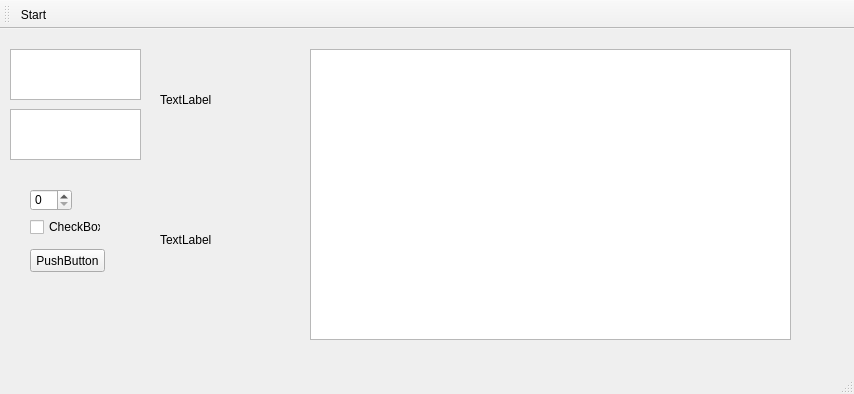
yyx112358/Crystal-Software-Platform, file Crystal Software (Qt)/TestAnything/TestAnything.ui: the form before one commit.
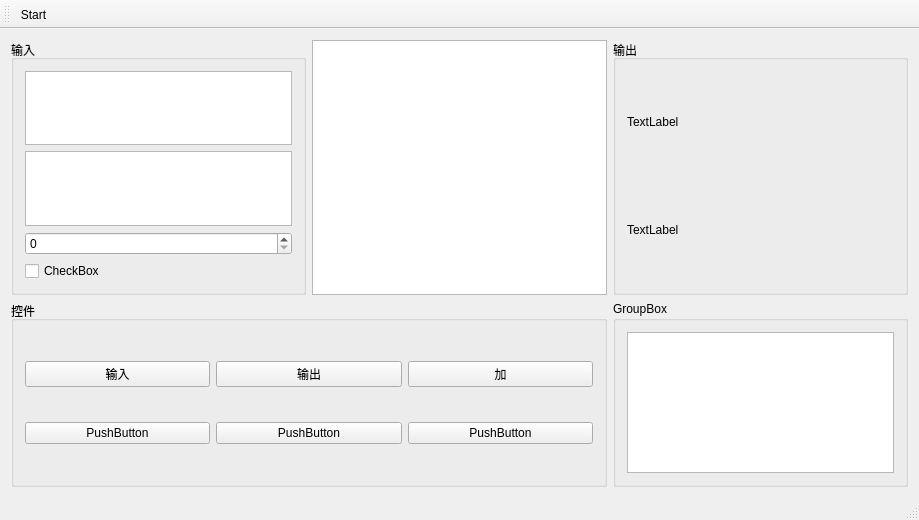
The form after the commit.

Commit message: 删掉原来的代码，重新写算法+界面部分。主要是定义了所需要的类

Diff of the .ui file:
```diff
--- a/Crystal Software (Qt)/TestAnything/TestAnything.ui
+++ b/Crystal Software (Qt)/TestAnything/TestAnything.ui
@@ -6,109 +6,165 @@
    <rect>
     <x>0</x>
     <y>0</y>
-    <width>854</width>
-    <height>394</height>
+    <width>919</width>
+    <height>520</height>
    </rect>
   </property>
   <property name="windowTitle">
    <string>TestAnything</string>
   </property>
   <widget class="QWidget" name="centralWidget">
-   <widget class="QPlainTextEdit" name="plainTextEdit">
-    <property name="geometry">
-     <rect>
-      <x>10</x>
-      <y>20</y>
-      <width>131</width>
-      <height>51</height>
-     </rect>
-    </property>
-   </widget>
-   <widget class="QLabel" name="label">
-    <property name="geometry">
-     <rect>
-      <x>160</x>
-      <y>20</y>
-      <width>121</width>
-      <height>101</height>
-     </rect>
-    </property>
-    <property name="text">
-     <string>TextLabel</string>
-    </property>
-   </widget>
-   <widget class="QPushButton" name="pushButton">
-    <property name="geometry">
-     <rect>
-      <x>30</x>
-      <y>220</y>
-      <width>75</width>
-      <height>23</height>
-     </rect>
-    </property>
-    <property name="toolTip">
-     <string>&lt;html&gt;&lt;head/&gt;&lt;body&gt;&lt;p&gt;7.改良AlgorithmComtroller的运行流程和暂停实现方式，LoadParam采用双缓冲+读写锁避免异步冲突&lt;/p&gt;&lt;p&gt;8.ParamViewer采用树状视图，实现自定义的Mat和Crystal代理界面&lt;/p&gt;&lt;p&gt;9.合并摄像头驱动，输入界面Fileviewer采用接口+子类模式重写&lt;/p&gt;&lt;p&gt;10.完成算法树的框架&lt;/p&gt;&lt;p&gt;11.*改变参数之后是否要记录下来？如何记录？&lt;/p&gt;&lt;/body&gt;&lt;/html&gt;</string>
-    </property>
-    <property name="text">
-     <string>PushButton</string>
-    </property>
-   </widget>
-   <widget class="QSpinBox" name="spinBox">
-    <property name="geometry">
-     <rect>
-      <x>30</x>
-      <y>160</y>
-      <width>42</width>
-      <height>22</height>
-     </rect>
-    </property>
-   </widget>
-   <widget class="QCheckBox" name="checkBox">
-    <property name="geometry">
-     <rect>
-      <x>30</x>
-      <y>190</y>
-      <width>71</width>
-      <height>16</height>
-     </rect>
-    </property>
-    <property name="text">
-     <string>CheckBox</string>
-    </property>
-   </widget>
-   <widget class="QPlainTextEdit" name="plainTextEdit_2">
-    <property name="geometry">
-     <rect>
-      <x>10</x>
-      <y>80</y>
-      <width>131</width>
-      <height>51</height>
-     </rect>
-    </property>
-   </widget>
-   <widget class="QLabel" name="label_2">
-    <property name="geometry">
-     <rect>
-      <x>160</x>
-      <y>150</y>
-      <width>121</width>
-      <height>121</height>
-     </rect>
-    </property>
-    <property name="text">
-     <string>TextLabel</string>
-    </property>
-   </widget>
-   <widget class="QGraphicsView" name="graphicsView">
-    <property name="geometry">
-     <rect>
-      <x>310</x>
-      <y>20</y>
-      <width>481</width>
-      <height>291</height>
-     </rect>
-    </property>
-   </widget>
+   <layout class="QGridLayout" name="gridLayout">
+    <item row="0" column="0">
+     <widget class="QGroupBox" name="groupBox">
+      <property name="title">
+       <string>输入</string>
+      </property>
+      <layout class="QVBoxLayout" name="verticalLayout">
+       <item>
+        <widget class="QPlainTextEdit" name="plainTextEdit">
+         <property name="sizePolicy">
+          <sizepolicy hsizetype="Expanding" vsizetype="Maximum">
+           <horstretch>0</horstretch>
+           <verstretch>0</verstretch>
+          </sizepolicy>
+         </property>
+         <property name="maximumSize">
+          <size>
+           <width>16777215</width>
+           <height>100</height>
+          </size>
+         </property>
+        </widget>
+       </item>
+       <item>
+        <widget class="QPlainTextEdit" name="plainTextEdit_2">
+         <property name="sizePolicy">
+          <sizepolicy hsizetype="Expanding" vsizetype="Maximum">
+           <horstretch>0</horstretch>
+           <verstretch>0</verstretch>
+          </sizepolicy>
+         </property>
+         <property name="maximumSize">
+          <size>
+           <width>16777215</width>
+           <height>100</height>
+          </size>
+         </property>
+        </widget>
+       </item>
+       <item>
+        <widget class="QSpinBox" name="spinBox"/>
+       </item>
+       <item>
+        <widget class="QCheckBox" name="checkBox">
+         <property name="text">
+          <string>CheckBox</string>
+         </property>
+        </widget>
+       </item>
+      </layout>
+     </widget>
+    </item>
+    <item row="0" column="1">
+     <widget class="QGraphicsView" name="graphicsView"/>
+    </item>
+    <item row="0" column="2">
+     <widget class="QGroupBox" name="groupBox_2">
+      <property name="title">
+       <string>输出</string>
+      </property>
+      <layout class="QVBoxLayout" name="verticalLayout_2">
+       <item>
+        <widget class="QLabel" name="label">
+         <property name="text">
+          <string>TextLabel</string>
+         </property>
+        </widget>
+       </item>
+       <item>
+        <widget class="QLabel" name="label_2">
+         <property name="text">
+          <string>TextLabel</string>
+         </property>
+        </widget>
+       </item>
+      </layout>
+     </widget>
+    </item>
+    <item row="1" column="0" colspan="2">
+     <widget class="QGroupBox" name="groupBox_3">
+      <property name="sizePolicy">
+       <sizepolicy hsizetype="Preferred" vsizetype="Preferred">
+        <horstretch>0</horstretch>
+        <verstretch>0</verstretch>
+       </sizepolicy>
+      </property>
+      <property name="title">
+       <string>控件</string>
+      </property>
+      <layout class="QGridLayout" name="gridLayout_2">
+       <item row="1" column="2">
+        <widget class="QPushButton" name="pushButton_7">
+         <property name="text">
+          <string>PushButton</string>
+         </property>
+        </widget>
+       </item>
+       <item row="0" column="2">
+        <widget class="QPushButton" name="pushButton_NodeAdd">
+         <property name="text">
+          <string>加</string>
+         </property>
+        </widget>
+       </item>
+       <item row="1" column="0">
+        <widget class="QPushButton" name="pushButton_5">
+         <property name="text">
+          <string>PushButton</string>
+         </property>
+        </widget>
+       </item>
+       <item row="0" column="1">
+        <widget class="QPushButton" name="pushButton_NodeOutput">
+         <property name="text">
+          <string>输出</string>
+         </property>
+        </widget>
+       </item>
+       <item row="1" column="1">
+        <widget class="QPushButton" name="pushButton_6">
+         <property name="text">
+          <string>PushButton</string>
+         </property>
+        </widget>
+       </item>
+       <item row="0" column="0">
+        <widget class="QPushButton" name="pushButton_NodeInput">
+         <property name="toolTip">
+          <string>&lt;html&gt;&lt;head/&gt;&lt;body&gt;&lt;p&gt;7.改良AlgorithmComtroller的运行流程和暂停实现方式，LoadParam采用双缓冲+读写锁避免异步冲突&lt;/p&gt;&lt;p&gt;8.ParamViewer采用树状视图，实现自定义的Mat和Crystal代理界面&lt;/p&gt;&lt;p&gt;9.合并摄像头驱动，输入界面Fileviewer采用接口+子类模式重写&lt;/p&gt;&lt;p&gt;10.完成算法树的框架&lt;/p&gt;&lt;p&gt;11.*改变参数之后是否要记录下来？如何记录？&lt;/p&gt;&lt;/body&gt;&lt;/html&gt;</string>
+         </property>
+         <property name="text">
+          <string>输入</string>
+         </property>
+        </widget>
+       </item>
+      </layout>
+     </widget>
+    </item>
+    <item row="1" column="2">
+     <widget class="QGroupBox" name="groupBox_4">
+      <property name="title">
+       <string>GroupBox</string>
+      </property>
+      <layout class="QVBoxLayout" name="verticalLayout_3">
+       <item>
+        <widget class="QTextBrowser" name="textBrowser"/>
+       </item>
+      </layout>
+     </widget>
+    </item>
+   </layout>
   </widget>
   <widget class="QMenuBar" name="menuBar">
    <property name="geometry">
```
Left out of the diff: 2 changed lines with no effect on the pictures. The commit also changes 3 other files.
